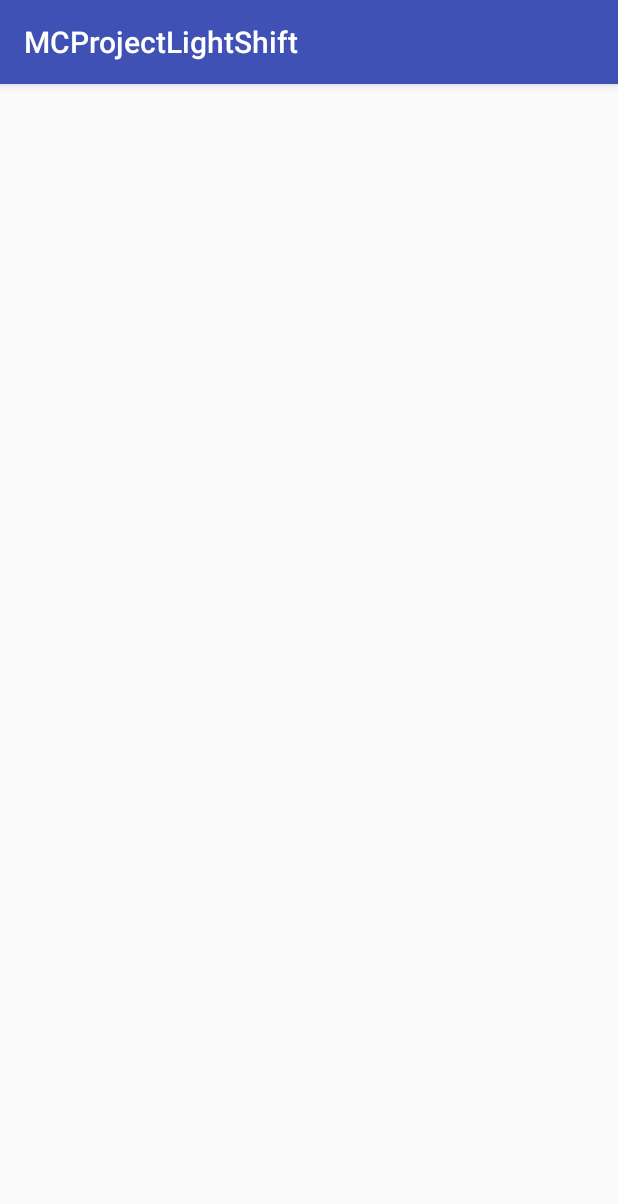
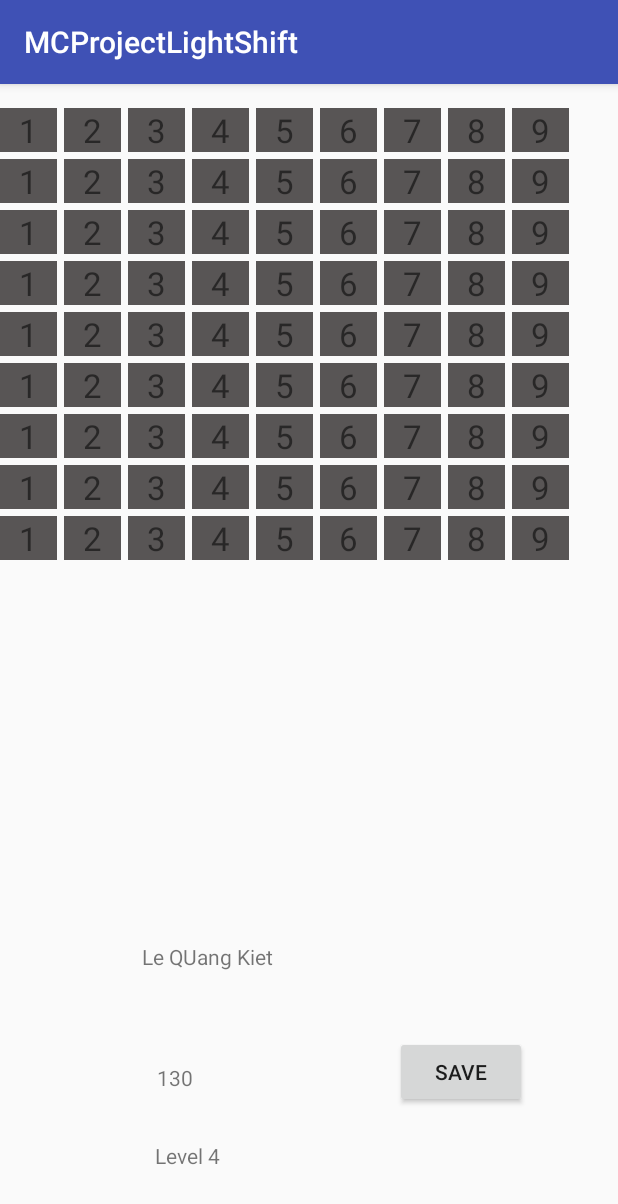
Before and after one commit to matthewjamesca/MobileCompProject-Lightshift, an Android app: the screen it shows after launch (GameActivity), after a tap on "NEW GAME", on a phone screen of 412 x 824 dp. Shown: the top 1204 px of the screen. Run offline under Robolectric (Android 15) with nearby library versions, the phone set to English and light mode, and no system bars.

Commit message:
save stage created. You need to enter "new game" then hit "save" for the first time. then hit "Load" on main to load data

```diff
--- a/app/src/main/AndroidManifest.xml
+++ b/app/src/main/AndroidManifest.xml
@@ -16,7 +16,8 @@
                 <category android:name="android.intent.category.LAUNCHER" />
             </intent-filter>
         </activity>
-        <activity android:name=".GameActivity"></activity>
+        <activity android:name=".GameActivity" />
+        <activity android:name=".Loadgameinfo"></activity>
     </application>
 
 </manifest>
--- a/app/src/main/java/mc/group/seven/mcprojectlightshift/CustomGridAdapter.java
+++ b/app/src/main/java/mc/group/seven/mcprojectlightshift/CustomGridAdapter.java
@@ -5,6 +5,7 @@ import android.view.LayoutInflater;
 import android.view.View;
 import android.view.ViewGroup;
 import android.widget.BaseAdapter;
+import android.widget.LinearLayout;
 import android.widget.TextView;
 
 
@@ -17,6 +18,7 @@ public class CustomGridAdapter extends BaseAdapter {
     private Context context;
     private String[] items;
     LayoutInflater inflater;
+    LinearLayout l;
 
     public CustomGridAdapter(Context context, String[] items){
         this.context = context;
@@ -43,7 +45,8 @@ public class CustomGridAdapter extends BaseAdapter {
         if (view == null) {
             view = inflater.inflate(R.layout.cell,null);
         }
-        TextView tv = (TextView) view.findViewById(R.id.tv);
+       // l = (LinearLayout) view.findViewById(R.id.basecell);
+       TextView tv = (TextView) view.findViewById(R.id.tv);
         tv.setText(items[i]);
         return view;
     }
--- a/app/src/main/java/mc/group/seven/mcprojectlightshift/GameActivity.java
+++ b/app/src/main/java/mc/group/seven/mcprojectlightshift/GameActivity.java
@@ -1,21 +1,59 @@
 package mc.group.seven.mcprojectlightshift;
 
+import android.content.Context;
+import android.content.Intent;
+import android.content.SharedPreferences;
+import android.graphics.Color;
 import android.support.v7.app.AppCompatActivity;
 import android.os.Bundle;
+import android.view.View;
+import android.widget.Button;
 import android.widget.GridView;
+import android.widget.LinearLayout;
+import android.widget.TextView;
 
 public class GameActivity extends AppCompatActivity {
 
     public GridView gv;
-    public String[] items = new String[64];
+    Button b;
+    TextView tv, name, score, level;
+    public String[] items = new String[]
+            {"1","2","3","4","5","6","7","8","9","1","2","3","4","5","6","7","8","9","1","2","3","4","5","6","7","8","9","1","2","3","4","5","6","7","8","9","1","2","3","4","5","6","7","8","9","1","2","3","4","5","6","7","8","9","1","2","3","4","5","6","7","8","9","1","2","3","4","5","6","7","8","9","1","2","3","4","5","6","7","8","9"};
 
     @Override
     protected void onCreate(Bundle savedInstanceState) {
         super.onCreate(savedInstanceState);
         setContentView(R.layout.activity_game);
 
+        b = (Button)findViewById(R.id.Savebutton);
         gv = (GridView) this.findViewById(R.id.mygrid);
         CustomGridAdapter gridAdapter = new CustomGridAdapter(GameActivity.this, items);
         gv.setAdapter(gridAdapter);
     }
+
+    public void changeColor(View v){
+
+       tv= (TextView) v.findViewById(R.id.tv);
+      tv.setText("  ");
+      tv.setBackgroundColor(Color.RED);
+    }
+
+    public void saveGameState(View v){
+
+        name = (TextView)findViewById(R.id.username);
+        score = (TextView) findViewById(R.id.score);
+        level = (TextView) findViewById(R.id.level);
+
+        SharedPreferences saveGame = getSharedPreferences("SAVEGAME", Context.MODE_PRIVATE);
+        SharedPreferences.Editor editor = saveGame.edit();
+        editor.putString("username", name.getText().toString());
+        editor.putString("score", score.getText().toString());
+        editor.putString("level", level.getText().toString());
+        editor.apply();
+
+        Intent intent = new Intent(this, MainActivity.class);
+        startActivity(intent);
+
+        //editor.put
+    }
 }
--- a/app/src/main/java/mc/group/seven/mcprojectlightshift/MainActivity.java
+++ b/app/src/main/java/mc/group/seven/mcprojectlightshift/MainActivity.java
@@ -1,16 +1,23 @@
 package mc.group.seven.mcprojectlightshift;
 
+import android.content.Context;
 import android.content.Intent;
+import android.content.SharedPreferences;
 import android.support.v7.app.AppCompatActivity;
 import android.os.Bundle;
 import android.view.View;
+import android.widget.Button;
 
 public class MainActivity extends AppCompatActivity {
+
+    Button b;
 
     @Override
     protected void onCreate(Bundle savedInstanceState) {
         super.onCreate(savedInstanceState);
         setContentView(R.layout.activity_main);
+
+        b = (Button)findViewById(R.id.loadbutton);
     }
 
     /**
@@ -22,7 +29,13 @@ public class MainActivity extends AppCompatActivity {
 
 
     public void openGame(View view) {
-        Intent intent = new Intent(MainActivity.this, GameActivity.class);
+        Intent intent = new Intent(this, GameActivity.class);
+        startActivity(intent);
+    }
+
+    public void loadGameState(View v){
+
+        Intent intent = new Intent(this, Loadgameinfo.class);
         startActivity(intent);
     }
 }
--- a/app/src/main/res/layout/activity_game.xml
+++ b/app/src/main/res/layout/activity_game.xml
@@ -8,18 +8,84 @@
     tools:layout_editor_absoluteY="81dp"
     tools:layout_editor_absoluteX="0dp">
 
+    <TextView
+        android:id="@+id/username"
+        android:layout_width="wrap_content"
+        android:layout_height="wrap_content"
+        android:layout_below="@+id/mygrid"
+        android:text="Le QUang Kiet"
+        app:layout_constraintBottom_toBottomOf="parent"
+        android:layout_marginBottom="8dp"
+        app:layout_constraintTop_toTopOf="parent"
+        android:layout_marginTop="8dp"
+        app:layout_constraintVertical_bias="0.77"
+        android:layout_marginRight="8dp"
+        app:layout_constraintRight_toRightOf="parent"
+        android:layout_marginLeft="8dp"
+        app:layout_constraintLeft_toLeftOf="parent"
+        app:layout_constraintHorizontal_bias="0.28" />
+    <TextView
+        android:id="@+id/score"
+        android:layout_width="wrap_content"
+        android:layout_height="wrap_content"
+        android:text="130"
+        app:layout_constraintBottom_toBottomOf="parent"
+        android:layout_marginBottom="8dp"
+        app:layout_constraintTop_toTopOf="parent"
+        android:layout_marginTop="8dp"
+        app:layout_constraintVertical_bias="0.88"
+        android:layout_marginRight="8dp"
+        app:layout_constraintRight_toRightOf="parent"
+        android:layout_marginLeft="8dp"
+        app:layout_constraintLeft_toLeftOf="parent"
+        app:layout_constraintHorizontal_bias="0.26" />
+    <TextView
+        android:id="@+id/level"
+        android:layout_width="wrap_content"
+        android:layout_height="wrap_content"
+        android:text="Level 4"
+        app:layout_constraintBottom_toBottomOf="parent"
+        android:layout_marginBottom="8dp"
+        app:layout_constraintTop_toTopOf="parent"
+        android:layout_marginTop="8dp"
+        app:layout_constraintVertical_bias="0.951"
+        android:layout_marginRight="8dp"
+        app:layout_constraintRight_toRightOf="parent"
+        android:layout_marginLeft="8dp"
+        app:layout_constraintLeft_toLeftOf="parent"
+        app:layout_constraintHorizontal_bias="0.27" />
+
+    <Button
+        android:id="@+id/Savebutton"
+        android:layout_width="wrap_content"
+        android:layout_height="wrap_content"
+        android:text="Save"
+        app:layout_constraintTop_toTopOf="parent"
+        android:layout_marginTop="8dp"
+        app:layout_constraintBottom_toBottomOf="parent"
+        android:layout_marginBottom="8dp"
+        android:layout_marginLeft="8dp"
+        app:layout_constraintLeft_toLeftOf="parent"
+        android:layout_marginRight="8dp"
+        app:layout_constraintVertical_bias="0.89"
+        app:layout_constraintRight_toRightOf="parent"
+        app:layout_constraintHorizontal_bias="0.83"
+        android:onClick="saveGameState"/>
+
     <GridView
         android:id="@+id/mygrid"
         android:layout_width="384dp"
         android:layout_height="349dp"
         android:layout_alignParentLeft="true"
         android:layout_alignParentTop="true"
-        android:layout_marginLeft="-15dp"
-        android:layout_marginTop="-15dp"
+        android:layout_marginLeft="0dp"
+        android:layout_marginTop="16dp"
+        android:horizontalSpacing="5dp"
         android:numColumns="9"
+        android:stretchMode="columnWidth"
+        android:verticalSpacing="5dp"
         app:layout_constraintLeft_toLeftOf="parent"
         app:layout_constraintTop_toTopOf="parent"
         tools:layout_constraintLeft_creator="1"
-        tools:layout_constraintTop_creator="1"
-        tools:layout_editor_absoluteX="-1dp"></GridView>
+        tools:layout_constraintTop_creator="1" />
 </android.support.constraint.ConstraintLayout>
--- a/app/src/main/res/layout/cell.xml
+++ b/app/src/main/res/layout/cell.xml
@@ -1,12 +1,20 @@
 <?xml version="1.0" encoding="utf-8"?>
 <LinearLayout xmlns:android="http://schemas.android.com/apk/res/android"
-    android:orientation="vertical" android:layout_width="match_parent"
-    android:layout_height="match_parent">
+    android:id="@+id/basecell"
+    android:orientation="vertical"
+    android:layout_width="match_parent"
+    android:layout_height="match_parent"
+    android:background="#585555">
+
 
     <TextView
         android:layout_width="wrap_content"
         android:layout_height="wrap_content"
         android:textSize="22dp"
         android:id="@+id/tv"
-        android:layout_gravity="center"/>
+        android:layout_gravity="center"
+        android:background="#585555"
+        android:onClick="changeColor"
+
+        />
 </LinearLayout>
```
Also changed, not shown: app/src/main/java/mc/group/seven/mcprojectlightshift/Loadgameinfo.java (added, +27 -0 lines), app/src/main/res/layout/activity_loadgameinfo.xml (added, +50 -0 lines), app/src/main/res/layout/activity_main.xml (+16 -0 lines).
